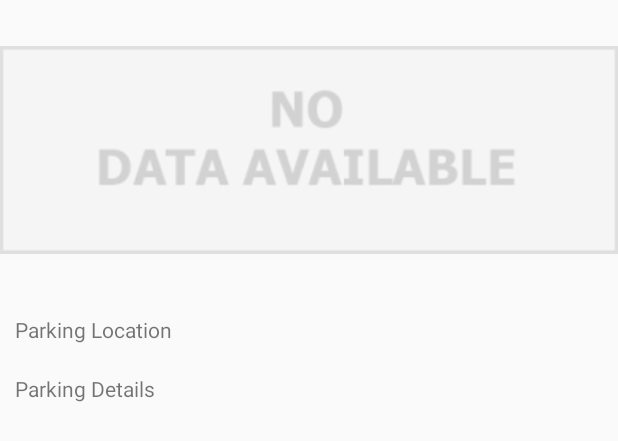
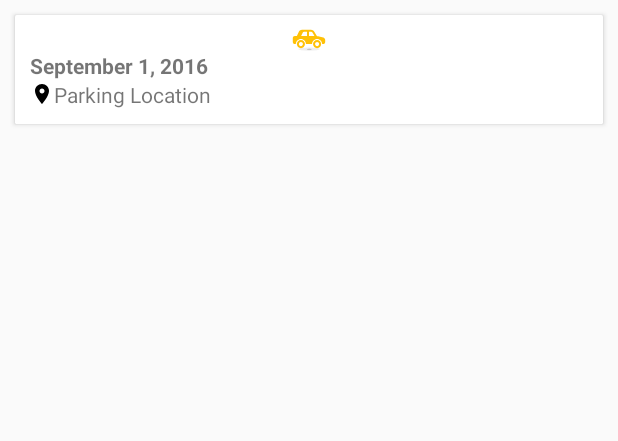
Before and after one commit to BuzzardParking/buzzard-android, an Android app: the layout spot_item.xml on its own in the app's theme, with its tools: preview values and no code run, on a phone screen of 412 x 824 dp. Shown: the top 441 px of the screen. Run offline under Robolectric (Android 15) with nearby library versions, the phone set to English and light mode, and no system bars.

Commit message:
Update Parking History template view

```diff
--- a/app/build.gradle
+++ b/app/build.gradle
@@ -55,4 +55,5 @@ dependencies {
     compile 'com.squareup.picasso:picasso:2.5.2'
     compile 'jp.wasabeef:picasso-transformations:2.1.0'
     compile 'com.afollestad.material-dialogs:core:0.9.0.1'
+    compile 'com.android.support:cardview-v7:23.2.1'
 }
--- a/app/src/main/java/com/buzzardparking/buzzard/activities/HistoryActivity.java
+++ b/app/src/main/java/com/buzzardparking/buzzard/activities/HistoryActivity.java
@@ -4,6 +4,7 @@ import android.os.Bundle;
 import android.support.v7.app.AppCompatActivity;
 import android.support.v7.widget.Toolbar;
 import android.widget.ListView;
+import android.widget.TextView;
 
 import com.buzzardparking.buzzard.R;
 import com.buzzardparking.buzzard.adapters.SpotsArrayAdapter;
@@ -63,6 +64,8 @@ public class HistoryActivity extends AppCompatActivity {
         toolbar = (Toolbar) findViewById(R.id.toolbar);
         setSupportActionBar(toolbar);
         getSupportActionBar().setDisplayShowTitleEnabled(false);
+        TextView mTitle = (TextView) toolbar.findViewById(R.id.toolbar_title);
+        mTitle.setText(R.string.parkingHistoryToolbarTitle);
         getSupportActionBar().setDisplayHomeAsUpEnabled(true);
     }
 }
--- a/app/src/main/java/com/buzzardparking/buzzard/activities/SettingsActivity.java
+++ b/app/src/main/java/com/buzzardparking/buzzard/activities/SettingsActivity.java
@@ -7,6 +7,7 @@ import android.support.v7.widget.Toolbar;
 import android.view.View;
 import android.widget.CompoundButton;
 import android.widget.Switch;
+import android.widget.TextView;
 
 import com.buzzardparking.buzzard.R;
 import com.buzzardparking.buzzard.models.User;
@@ -46,6 +47,8 @@ public class SettingsActivity extends AppCompatActivity {
         toolbar = (Toolbar) findViewById(R.id.toolbar);
         setSupportActionBar(toolbar);
         getSupportActionBar().setDisplayShowTitleEnabled(false);
+        TextView mTitle = (TextView) toolbar.findViewById(R.id.toolbar_title);
+        mTitle.setText(R.string.settingsToolbarTitle);
         getSupportActionBar().setDisplayHomeAsUpEnabled(true);
     }
 }
--- a/app/src/main/java/com/buzzardparking/buzzard/adapters/SpotsArrayAdapter.java
+++ b/app/src/main/java/com/buzzardparking/buzzard/adapters/SpotsArrayAdapter.java
@@ -47,7 +47,7 @@ public class SpotsArrayAdapter extends ArrayAdapter<DynamicSpot> {
             viewHolder = (ViewHolder) convertView.getTag();
         }
 
-        String displayLocation =  String.format("Parking Location: %s, %s", spot.getLatLng().latitude, spot.getLatLng().longitude);
+        String displayLocation =  String.format("%s, %s", String.format("%.4f", spot.getLatLng().latitude), String.format("%.4f", spot.getLatLng().longitude));
         viewHolder.tvParkingSpot.setText(displayLocation);
         viewHolder.tvParkingTime.setText(spot.getTakenAtTimestamp());
 
@@ -59,6 +59,8 @@ public class SpotsArrayAdapter extends ArrayAdapter<DynamicSpot> {
                     .resize(500, 200)
                     .centerCrop()
                     .into(viewHolder.ivParkingSpot);
+        } else {
+            viewHolder.ivParkingSpot.setMaxHeight(100);
         }
 
         return convertView;
--- a/app/src/main/java/com/buzzardparking/buzzard/models/DynamicSpot.java
+++ b/app/src/main/java/com/buzzardparking/buzzard/models/DynamicSpot.java
@@ -12,6 +12,7 @@ import com.parse.SaveCallback;
 import org.parceler.Parcel;
 import org.parceler.Transient;
 
+import java.text.DateFormat;
 import java.util.ArrayList;
 import java.util.Date;
 
@@ -197,7 +198,12 @@ public class DynamicSpot implements ClusterItem {
     }
 
     public String getTakenAtTimestamp() {
-        return takenAt == null ? "" : takenAt.toString();
+        if(takenAt == null) {
+            return "";
+        } else {
+//            DateFormat df = DateFormat.getDateInstance(DateFormat.MEDIUM);
+            return DateFormat.getDateInstance(DateFormat.LONG).format(takenAt);
+        }
     }
 
     /**
--- /dev/null
+++ b/app/src/main/res/drawable/ic_place_black_24dp.xml
@@ -0,0 +1,4 @@
+<vector android:height="16dp" android:viewportHeight="24.0"
+    android:viewportWidth="24.0" android:width="16dp" xmlns:android="http://schemas.android.com/apk/res/android">
+    <path android:fillColor="#FF000000" android:pathData="M12,2C8.13,2 5,5.13 5,9c0,5.25 7,13 7,13s7,-7.75 7,-13c0,-3.87 -3.13,-7 -7,-7zM12,11.5c-1.38,0 -2.5,-1.12 -2.5,-2.5s1.12,-2.5 2.5,-2.5 2.5,1.12 2.5,2.5 -1.12,2.5 -2.5,2.5z"/>
+</vector>
--- a/app/src/main/res/layout/activity_history.xml
+++ b/app/src/main/res/layout/activity_history.xml
@@ -10,6 +10,7 @@
     <ListView
         android:layout_below="@+id/toolbar"
         android:id="@+id/lvParkingHistory"
+        android:divider="@null"
         android:layout_width="wrap_content"
         android:layout_height="wrap_content"/>
 </RelativeLayout>
--- a/app/src/main/res/layout/spot_item.xml
+++ b/app/src/main/res/layout/spot_item.xml
@@ -1,29 +1,61 @@
 <?xml version="1.0" encoding="utf-8"?>
 <LinearLayout xmlns:android="http://schemas.android.com/apk/res/android"
+              xmlns:app="http://schemas.android.com/apk/res-auto"
               xmlns:tools="http://schemas.android.com/tools"
               android:layout_width="match_parent"
               android:layout_height="match_parent"
               android:orientation="vertical">
 
+    <android.support.v7.widget.CardView
+        android:layout_width="match_parent"
+        android:layout_height="wrap_content"
+        android:layout_gravity="center"
+        android:layout_marginBottom="10dp"
+        android:layout_marginLeft="10dp"
+        android:layout_marginRight="10dp"
+        android:layout_marginTop="10dp"
+        app:cardBackgroundColor="@color/colorWhite"
+        app:cardCornerRadius="1dp"
+        app:cardElevation="2dp"
+        >
+
+        <RelativeLayout
+            android:layout_width="match_parent"
+            android:layout_height="wrap_content">
+
+
             <ImageView
                 android:id="@+id/ivParkingSpot"
                 android:layout_width="match_parent"
-        android:layout_height="200dp"
-        android:src="@drawable/bg_no_data"/>
+                android:layout_height="wrap_content"
+                android:src="@drawable/spot_parked_marker"/>
+
+            <TextView
+                android:id="@+id/tvParkingTime"
+                android:layout_width="match_parent"
+                android:layout_height="wrap_content"
+                android:layout_below="@id/ivParkingSpot"
+                android:layout_gravity="center_horizontal"
+                android:layout_marginBottom="0dp"
+                android:layout_marginLeft="10dp"
+                android:layout_marginRight="10dp"
+                android:layout_marginTop="0dp"
+                android:textStyle="bold"
+                tools:text="September 1, 2016"/>
 
             <TextView
                 android:id="@+id/tvParkingSpot"
                 android:layout_width="match_parent"
                 android:layout_height="wrap_content"
+                android:drawableLeft="@drawable/ic_place_black_24dp"
+                android:layout_below="@id/tvParkingTime"
                 android:layout_gravity="center_horizontal"
-        android:layout_margin="10dp"
+                android:layout_marginBottom="10dp"
+                android:layout_marginLeft="10dp"
+                android:layout_marginRight="10dp"
+                android:layout_marginTop="0dp"
                 tools:text="Parking Location"/>
 
-    <TextView
-        android:id="@+id/tvParkingTime"
-        android:layout_width="match_parent"
-        android:layout_height="wrap_content"
-        android:layout_gravity="center_horizontal"
-        android:layout_margin="10dp"
-        tools:text="Parking Details"/>
+        </RelativeLayout>
+    </android.support.v7.widget.CardView>
 </LinearLayout>
```
Lines whose indentation alone changed are shown as unchanged.
